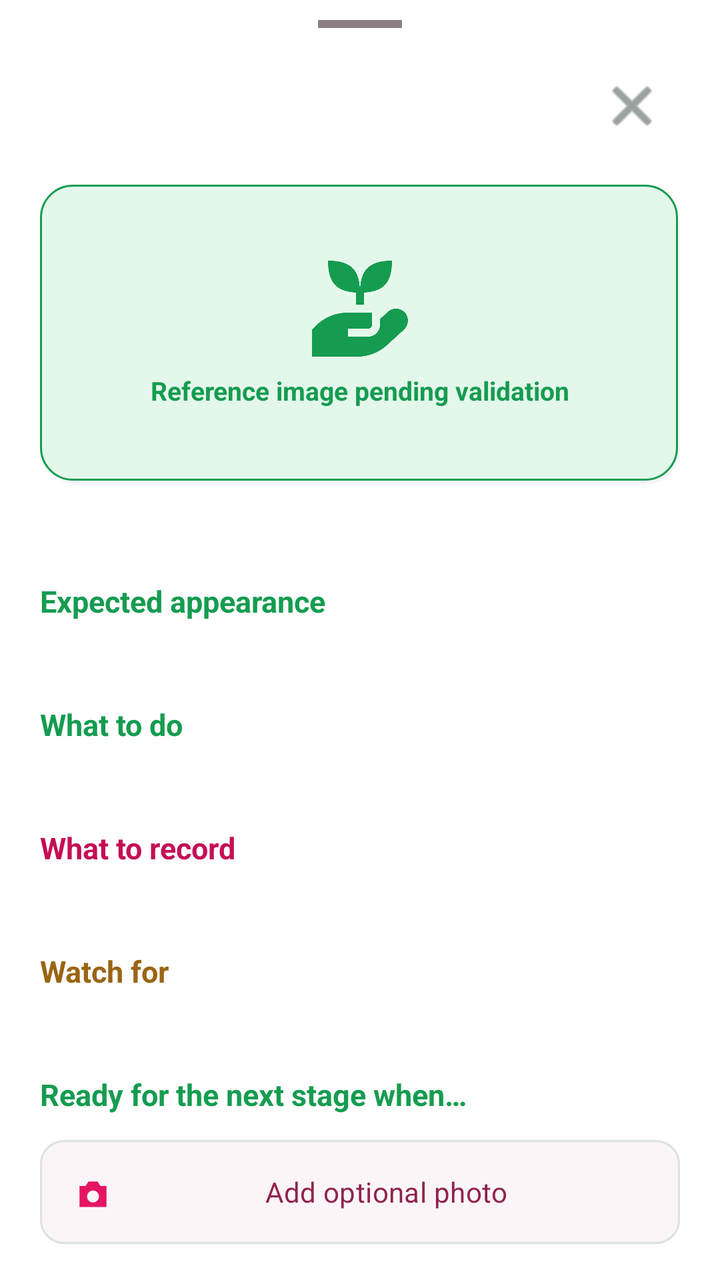
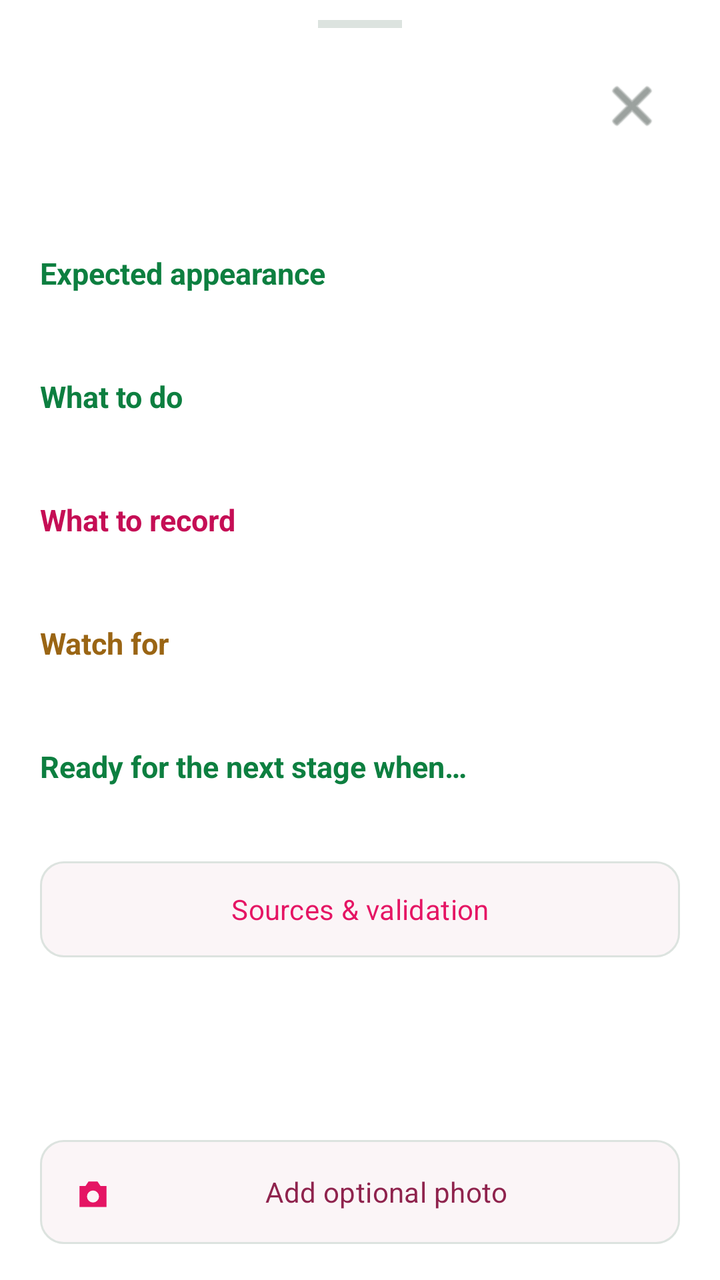

The first picture is an Android layout as it rendered before a commit; the second is the same layout after the commit. The layout source and the unified diff follow.
<!-- AndroidManifest.xml: application theme Theme.DragonView -->
<!-- res/layout/bottom_sheet_stage_guidance.xml -->
<?xml version="1.0" encoding="utf-8"?>
<LinearLayout xmlns:android="http://schemas.android.com/apk/res/android"
    xmlns:app="http://schemas.android.com/apk/res-auto"
    android:layout_width="match_parent"
    android:layout_height="match_parent"
    android:background="@color/neo_surface_high"
    android:orientation="vertical"
    android:paddingStart="20dp"
    android:paddingTop="10dp"
    android:paddingEnd="20dp"
    android:paddingBottom="18dp">

    <View
        android:layout_width="42dp"
        android:layout_height="4dp"
        android:layout_gravity="center_horizontal"
        android:background="@color/dragon_outline" />

    <LinearLayout
        android:layout_width="match_parent"
        android:layout_height="wrap_content"
        android:layout_marginTop="14dp"
        android:gravity="center_vertical"
        android:orientation="horizontal">

        <LinearLayout
            android:layout_width="0dp"
            android:layout_height="wrap_content"
            android:layout_weight="1"
            android:orientation="vertical">
            <TextView
                android:id="@+id/stageTitleText"
                android:layout_width="match_parent"
                android:layout_height="wrap_content"
                android:fontFamily="serif"
                android:textColor="@color/ink"
                android:textSize="22sp"
                android:textStyle="bold" />
            <TextView
                android:id="@+id/stageTimingText"
                android:layout_width="match_parent"
                android:layout_height="wrap_content"
                android:layout_marginTop="2dp"
                android:fontFamily="serif"
                android:textColor="@color/muted_ink"
                android:textSize="14sp" />
        </LinearLayout>

        <ImageButton
            android:id="@+id/closeButton"
            android:layout_width="48dp"
            android:layout_height="48dp"
            android:background="?attr/selectableItemBackgroundBorderless"
            android:contentDescription="Close guidance"
            android:src="@android:drawable/ic_menu_close_clear_cancel"
            app:tint="@color/muted_ink" />
    </LinearLayout>

    <androidx.core.widget.NestedScrollView
        android:layout_width="match_parent"
        android:layout_height="0dp"
        android:layout_weight="1"
        android:fillViewport="false">

        <LinearLayout
            android:layout_width="match_parent"
            android:layout_height="wrap_content"
            android:orientation="vertical"
            android:paddingBottom="12dp">

            <LinearLayout
                android:id="@+id/referenceImagePanel"
                android:layout_width="match_parent"
                android:layout_height="150dp"
                android:layout_marginTop="14dp"
                android:background="@drawable/soft_green_panel"
                android:gravity="center"
                android:orientation="vertical">
                <ImageView
                    android:layout_width="48dp"
                    android:layout_height="48dp"
                    android:contentDescription="Reference image pending validation"
                    android:src="@drawable/icon_dataset_planting"
                    app:tint="@color/dragon_green" />
                <TextView
                    android:layout_width="wrap_content"
                    android:layout_height="wrap_content"
                    android:layout_marginTop="8dp"
                    android:fontFamily="serif"
                    android:text="Reference image pending validation"
                    android:textColor="@color/dragon_green"
                    android:textSize="13sp"
                    android:textStyle="bold" />
            </LinearLayout>

            <TextView
                android:id="@+id/overviewText"
                android:layout_width="match_parent"
                android:layout_height="wrap_content"
                android:layout_marginTop="13dp"
                android:fontFamily="serif"
                android:textColor="@color/muted_ink"
                android:textSize="14sp"
                android:lineSpacingExtra="3dp" />

            <TextView
                android:layout_width="match_parent"
                android:layout_height="wrap_content"
                android:layout_marginTop="16dp"
                android:fontFamily="serif"
                android:text="Expected appearance"
                android:textColor="@color/dragon_green"
                android:textSize="15sp"
                android:textStyle="bold" />
            <TextView android:id="@+id/expectedText" style="@style/TextAppearance.DragonView.GuidanceBody" />

            <TextView
                android:layout_width="match_parent"
                android:layout_height="wrap_content"
                android:layout_marginTop="16dp"
                android:fontFamily="serif"
                android:text="What to do"
                android:textColor="@color/dragon_green"
                android:textSize="15sp"
                android:textStyle="bold" />
            <TextView android:id="@+id/tasksText" style="@style/TextAppearance.DragonView.GuidanceBody" />

            <TextView
                android:layout_width="match_parent"
                android:layout_height="wrap_content"
                android:layout_marginTop="16dp"
                android:fontFamily="serif"
                android:text="What to record"
                android:textColor="@color/dragon_magenta_dark"
                android:textSize="15sp"
                android:textStyle="bold" />
            <TextView android:id="@+id/recordText" style="@style/TextAppearance.DragonView.GuidanceBody" />

            <TextView
                android:layout_width="match_parent"
                android:layout_height="wrap_content"
                android:layout_marginTop="16dp"
                android:fontFamily="serif"
                android:text="Watch for"
                android:textColor="@color/fifo_warning"
                android:textSize="15sp"
                android:textStyle="bold" />
            <TextView android:id="@+id/warningsText" style="@style/TextAppearance.DragonView.GuidanceBody" />

            <TextView
                android:layout_width="match_parent"
                android:layout_height="wrap_content"
                android:layout_marginTop="16dp"
                android:fontFamily="serif"
                android:text="Ready for the next stage when…"
                android:textColor="@color/dragon_green"
                android:textSize="15sp"
                android:textStyle="bold" />
            <TextView android:id="@+id/completionText" style="@style/TextAppearance.DragonView.GuidanceBody" />

            <TextView
                android:id="@+id/sourcesToggle"
                android:layout_width="match_parent"
                android:layout_height="48dp"
                android:layout_marginTop="12dp"
                android:fontFamily="serif"
                android:gravity="center_vertical"
                android:text="Sources &amp; validation"
                android:textColor="@color/dragon_magenta"
                android:textSize="14sp"
                android:textStyle="bold" />

            <LinearLayout
                android:id="@+id/sourcesContainer"
                android:layout_width="match_parent"
                android:layout_height="wrap_content"
                android:background="@drawable/soft_pink_panel"
                android:orientation="vertical"
                android:padding="14dp"
                android:visibility="gone">
                <TextView android:id="@+id/validationText" style="@style/TextAppearance.DragonView.GuidanceBody" />
                <TextView
                    android:id="@+id/sourceText"
                    style="@style/TextAppearance.DragonView.GuidanceBody"
                    android:layout_marginTop="8dp"
                    android:textColor="@color/dragon_magenta_dark" />
            </LinearLayout>
        </LinearLayout>
    </androidx.core.widget.NestedScrollView>

    <com.google.android.material.button.MaterialButton
        android:id="@+id/optionalPhotoButton"
        style="@style/Widget.DragonView.Button.Outlined"
        android:layout_width="match_parent"
        android:layout_height="52dp"
        android:fontFamily="serif"
        android:text="Add optional photo"
        app:icon="@drawable/ic_camera" />
</LinearLayout>
<!-- resources referenced by this layout -->
<resources>
  <color name="dragon_green">#159C50</color>
  <color name="dragon_magenta">#E51564</color>
  <color name="dragon_magenta_dark">#C50E55</color>
  <color name="dragon_outline">#8C7F86</color>
  <color name="fifo_warning">#9A6514</color>
  <color name="ink">#211A1E</color>
  <color name="muted_ink">#59635E</color>
  <color name="neo_surface_high">#FFFFFF</color>
  <!-- drawable icon_dataset_planting: png bitmap (drawable-nodpi, 11426 bytes) -->
  <!-- drawable soft_green_panel (drawable) -->
  <?xml version="1.0" encoding="utf-8"?>
  <layer-list xmlns:android="http://schemas.android.com/apk/res/android">
      <item android:left="1dp" android:top="2dp">
          <shape android:shape="rectangle">
              <solid android:color="@color/neo_shadow" />
              <corners android:radius="18dp" />
          </shape>
      </item>
      <item android:right="1dp" android:bottom="2dp">
          <shape android:shape="rectangle">
              <solid android:color="@color/dragon_green_soft" />
              <stroke android:width="1dp" android:color="@color/home_action_green_border" />
              <corners android:radius="16dp" />
          </shape>
      </item>
  </layer-list>
  <!-- drawable soft_pink_panel (drawable) -->
  <?xml version="1.0" encoding="utf-8"?>
  <layer-list xmlns:android="http://schemas.android.com/apk/res/android">
      <item android:left="1dp" android:top="2dp">
          <shape android:shape="rectangle">
              <solid android:color="@color/neo_shadow" />
              <corners android:radius="16dp" />
          </shape>
      </item>
      <item android:right="1dp" android:bottom="2dp">
          <shape android:shape="rectangle">
              <solid android:color="@color/plum_mist_100" />
              <stroke android:width="1dp" android:color="@color/home_action_pink_border" />
              <corners android:radius="14dp" />
          </shape>
      </item>
  </layer-list>
  <style name="TextAppearance.DragonView.GuidanceBody" parent="TextAppearance.Material3.BodyMedium">
          <item name="android:layout_width">match_parent</item>
          <item name="android:layout_height">wrap_content</item>
          <item name="android:layout_marginTop">5dp</item>
          <item name="android:fontFamily">serif</item>
          <item name="android:textColor">@color/ink</item>
          <item name="android:textSize">15sp</item>
          <item name="android:lineSpacingExtra">4dp</item>
      </style>
  <style name="Theme.DragonView" parent="Theme.DragonView.Base" />
  <color name="neo_shadow">#0A18221C</color>
  <color name="dragon_green_soft">#E4F7EB</color>
  <color name="home_action_green_border">@color/dragon_green</color>
  <color name="plum_mist_100">#F7E2EA</color>
  <color name="home_action_pink_border">@color/action_primary</color>
  <style name="ShapeAppearance.DragonView.Small" parent="ShapeAppearance.Material3.Corner.Small">
          <item name="cornerFamily">rounded</item>
          <item name="cornerSize">12dp</item>
      </style>
  <dimen name="button_height">52dp</dimen>
  <dimen name="touch_target">48dp</dimen>
  <color name="neo_highlight">#DCE3DF</color>
  <color name="focus_ripple">#207D1F43</color>
  <color name="action_primary">#E51564</color>
  <color name="on_accent">#FFFFFF</color>
  <color name="dragon_surface_variant">@color/plum_mist_100</color>
  <color name="black">@color/ink</color>
  <color name="dragon_yellow">#9A6514</color>
  <color name="dragon_yellow_soft">#FFF0D5</color>
  <color name="dragon_surface">@color/warm_ivory</color>
  <color name="dragon_error">#B3261E</color>
  <color name="fifo_urgent_soft">#F8DEDC</color>
  <style name="ShapeAppearance.DragonView.Large" parent="ShapeAppearance.Material3.Corner.Large">
          <item name="cornerFamily">rounded</item>
          <item name="cornerSize">20dp</item>
      </style>
  <color name="warm_ivory">#F7F8F6</color>
  <color name="neo_surface_low">#F0F3F1</color>
  <color name="white">#FFFFFF</color>
  <color name="plum_orchid_400">#D86892</color>
  <!-- unchanged entries left out for length: 13 -->
</resources>

<!-- the commit's change to res/layout/bottom_sheet_stage_guidance.xml (unified diff, before → after) -->
@@ -14,7 +14,7 @@
         android:layout_width="42dp"
         android:layout_height="4dp"
         android:layout_gravity="center_horizontal"
-        android:background="@color/dragon_outline" />
+        android:background="@color/neo_highlight" />
 
     <LinearLayout
         android:layout_width="match_parent"
@@ -32,7 +32,7 @@
                 android:id="@+id/stageTitleText"
                 android:layout_width="match_parent"
                 android:layout_height="wrap_content"
-                android:fontFamily="serif"
+                android:fontFamily="sans-serif-medium"
                 android:textColor="@color/ink"
                 android:textSize="22sp"
                 android:textStyle="bold" />
@@ -41,7 +41,7 @@
                 android:layout_width="match_parent"
                 android:layout_height="wrap_content"
                 android:layout_marginTop="2dp"
-                android:fontFamily="serif"
+                android:fontFamily="sans-serif"
                 android:textColor="@color/muted_ink"
                 android:textSize="14sp" />
         </LinearLayout>
@@ -71,26 +71,25 @@
             <LinearLayout
                 android:id="@+id/referenceImagePanel"
                 android:layout_width="match_parent"
-                android:layout_height="150dp"
+                android:layout_height="wrap_content"
                 android:layout_marginTop="14dp"
                 android:background="@drawable/soft_green_panel"
-                android:gravity="center"
-                android:orientation="vertical">
+                android:padding="10dp"
+                android:orientation="vertical"
+                android:visibility="gone">
                 <ImageView
-                    android:layout_width="48dp"
-                    android:layout_height="48dp"
-                    android:contentDescription="Reference image pending validation"
-                    android:src="@drawable/icon_dataset_planting"
-                    app:tint="@color/dragon_green" />
+                    android:id="@+id/referenceImage"
+                    android:layout_width="match_parent"
+                    android:layout_height="190dp"
+                    android:scaleType="fitCenter" />
                 <TextView
-                    android:layout_width="wrap_content"
+                    android:id="@+id/referenceImageCredit"
+                    android:layout_width="match_parent"
                     android:layout_height="wrap_content"
                     android:layout_marginTop="8dp"
-                    android:fontFamily="serif"
-                    android:text="Reference image pending validation"
-                    android:textColor="@color/dragon_green"
-                    android:textSize="13sp"
-                    android:textStyle="bold" />
+                    android:fontFamily="sans-serif-medium"
+                    android:textColor="@color/muted_ink"
+                    android:textSize="12sp" />
             </LinearLayout>
 
             <TextView
@@ -98,7 +97,7 @@
                 android:layout_width="match_parent"
                 android:layout_height="wrap_content"
                 android:layout_marginTop="13dp"
-                android:fontFamily="serif"
+                android:fontFamily="sans-serif"
                 android:textColor="@color/muted_ink"
                 android:textSize="14sp"
                 android:lineSpacingExtra="3dp" />
@@ -107,7 +106,7 @@
                 android:layout_width="match_parent"
                 android:layout_height="wrap_content"
                 android:layout_marginTop="16dp"
-                android:fontFamily="serif"
+                android:fontFamily="sans-serif-medium"
                 android:text="Expected appearance"
                 android:textColor="@color/dragon_green"
                 android:textSize="15sp"
@@ -118,7 +117,7 @@
                 android:layout_width="match_parent"
                 android:layout_height="wrap_content"
                 android:layout_marginTop="16dp"
-                android:fontFamily="serif"
+                android:fontFamily="sans-serif-medium"
                 android:text="What to do"
                 android:textColor="@color/dragon_green"
                 android:textSize="15sp"
@@ -129,7 +128,7 @@
                 android:layout_width="match_parent"
                 android:layout_height="wrap_content"
                 android:layout_marginTop="16dp"
-                android:fontFamily="serif"
+                android:fontFamily="sans-serif-medium"
                 android:text="What to record"
                 android:textColor="@color/dragon_magenta_dark"
                 android:textSize="15sp"
@@ -140,7 +139,7 @@
                 android:layout_width="match_parent"
                 android:layout_height="wrap_content"
                 android:layout_marginTop="16dp"
-                android:fontFamily="serif"
+                android:fontFamily="sans-serif-medium"
                 android:text="Watch for"
                 android:textColor="@color/fifo_warning"
                 android:textSize="15sp"
@@ -151,24 +150,21 @@
                 android:layout_width="match_parent"
                 android:layout_height="wrap_content"
                 android:layout_marginTop="16dp"
-                android:fontFamily="serif"
+                android:fontFamily="sans-serif-medium"
                 android:text="Ready for the next stage when…"
                 android:textColor="@color/dragon_green"
                 android:textSize="15sp"
                 android:textStyle="bold" />
             <TextView android:id="@+id/completionText" style="@style/TextAppearance.DragonView.GuidanceBody" />
 
-            <TextView
+            <com.google.android.material.button.MaterialButton
                 android:id="@+id/sourcesToggle"
+                style="@style/Widget.DragonView.Button.Outlined"
                 android:layout_width="match_parent"
                 android:layout_height="48dp"
                 android:layout_marginTop="12dp"
-                android:fontFamily="serif"
-                android:gravity="center_vertical"
                 android:text="Sources &amp; validation"
-                android:textColor="@color/dragon_magenta"
-                android:textSize="14sp"
-                android:textStyle="bold" />
+                android:textColor="@color/dragon_magenta" />
 
             <LinearLayout
                 android:id="@+id/sourcesContainer"
@@ -193,7 +189,6 @@
         style="@style/Widget.DragonView.Button.Outlined"
         android:layout_width="match_parent"
         android:layout_height="52dp"
-        android:fontFamily="serif"
         android:text="Add optional photo"
         app:icon="@drawable/ic_camera" />
 </LinearLayout>
<!-- resource entries referenced after the edit -->
@@ -1,6 +1,6 @@
 <!-- resources referenced by this layout -->
 <resources>
-  <color name="dragon_green">#159C50</color>
+  <color name="dragon_green">#0D7F40</color>
   <color name="dragon_magenta">#E51564</color>
   <color name="dragon_magenta_dark">#C50E55</color>
   <color name="dragon_outline">#8C7F86</color>
@@ -8,56 +8,33 @@
   <color name="ink">#211A1E</color>
   <color name="muted_ink">#59635E</color>
   <color name="neo_surface_high">#FFFFFF</color>
-  <!-- drawable icon_dataset_planting: png bitmap (drawable-nodpi, 11426 bytes) -->
   <!-- drawable soft_green_panel (drawable) -->
   <?xml version="1.0" encoding="utf-8"?>
-  <layer-list xmlns:android="http://schemas.android.com/apk/res/android">
-      <item android:left="1dp" android:top="2dp">
-          <shape android:shape="rectangle">
-              <solid android:color="@color/neo_shadow" />
-              <corners android:radius="18dp" />
-          </shape>
-      </item>
-      <item android:right="1dp" android:bottom="2dp">
-          <shape android:shape="rectangle">
-              <solid android:color="@color/dragon_green_soft" />
-              <stroke android:width="1dp" android:color="@color/home_action_green_border" />
-              <corners android:radius="16dp" />
-          </shape>
-      </item>
-  </layer-list>
+  <shape xmlns:android="http://schemas.android.com/apk/res/android" android:shape="rectangle">
+      <solid android:color="@color/dragon_green_soft" />
+      <stroke android:width="1dp" android:color="@color/neo_highlight" />
+      <corners android:radius="16dp" />
+  </shape>
   <!-- drawable soft_pink_panel (drawable) -->
   <?xml version="1.0" encoding="utf-8"?>
-  <layer-list xmlns:android="http://schemas.android.com/apk/res/android">
-      <item android:left="1dp" android:top="2dp">
-          <shape android:shape="rectangle">
-              <solid android:color="@color/neo_shadow" />
-              <corners android:radius="16dp" />
-          </shape>
-      </item>
-      <item android:right="1dp" android:bottom="2dp">
-          <shape android:shape="rectangle">
-              <solid android:color="@color/plum_mist_100" />
-              <stroke android:width="1dp" android:color="@color/home_action_pink_border" />
-              <corners android:radius="14dp" />
-          </shape>
-      </item>
-  </layer-list>
+  <shape xmlns:android="http://schemas.android.com/apk/res/android" android:shape="rectangle">
+      <solid android:color="@color/dragon_pink_soft" />
+      <stroke android:width="1dp" android:color="@color/neo_highlight" />
+      <corners android:radius="16dp" />
+  </shape>
   <style name="TextAppearance.DragonView.GuidanceBody" parent="TextAppearance.Material3.BodyMedium">
           <item name="android:layout_width">match_parent</item>
           <item name="android:layout_height">wrap_content</item>
           <item name="android:layout_marginTop">5dp</item>
-          <item name="android:fontFamily">serif</item>
+          <item name="android:fontFamily">sans-serif</item>
           <item name="android:textColor">@color/ink</item>
           <item name="android:textSize">15sp</item>
           <item name="android:lineSpacingExtra">4dp</item>
       </style>
   <style name="Theme.DragonView" parent="Theme.DragonView.Base" />
-  <color name="neo_shadow">#0A18221C</color>
   <color name="dragon_green_soft">#E4F7EB</color>
-  <color name="home_action_green_border">@color/dragon_green</color>
+  <color name="dragon_pink_soft">@color/plum_mist_100</color>
   <color name="plum_mist_100">#F7E2EA</color>
-  <color name="home_action_pink_border">@color/action_primary</color>
   <style name="ShapeAppearance.DragonView.Small" parent="ShapeAppearance.Material3.Corner.Small">
           <item name="cornerFamily">rounded</item>
           <item name="cornerSize">12dp</item>
@@ -66,7 +43,6 @@
   <dimen name="touch_target">48dp</dimen>
   <color name="neo_highlight">#DCE3DF</color>
   <color name="focus_ripple">#207D1F43</color>
-  <color name="action_primary">#E51564</color>
   <color name="on_accent">#FFFFFF</color>
   <color name="dragon_surface_variant">@color/plum_mist_100</color>
   <color name="black">@color/ink</color>
